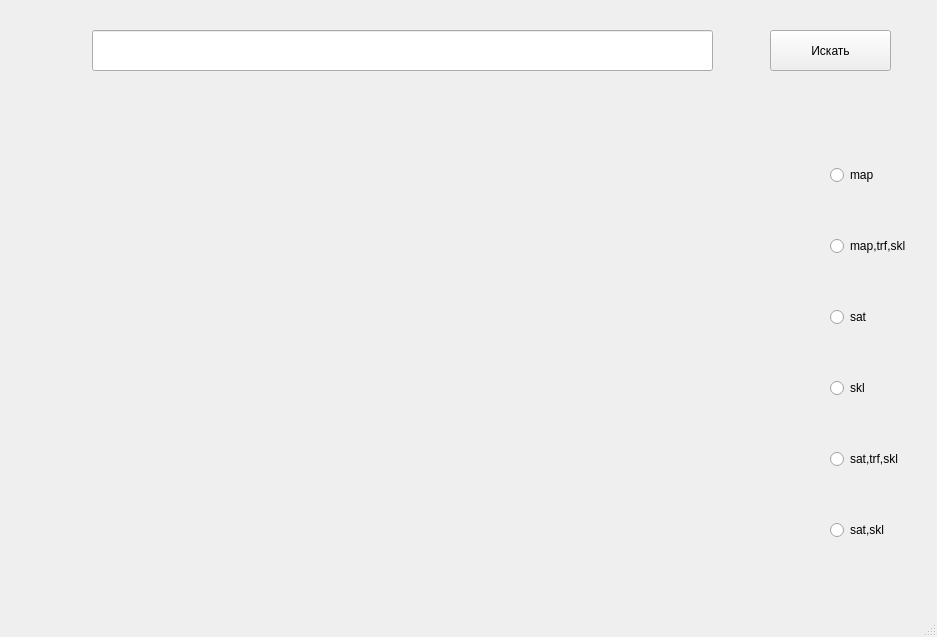
This is 1.ui in TimurTimergalin/YandexApiBigTask as Qt 5 draws it before an edit. The edited form follows.
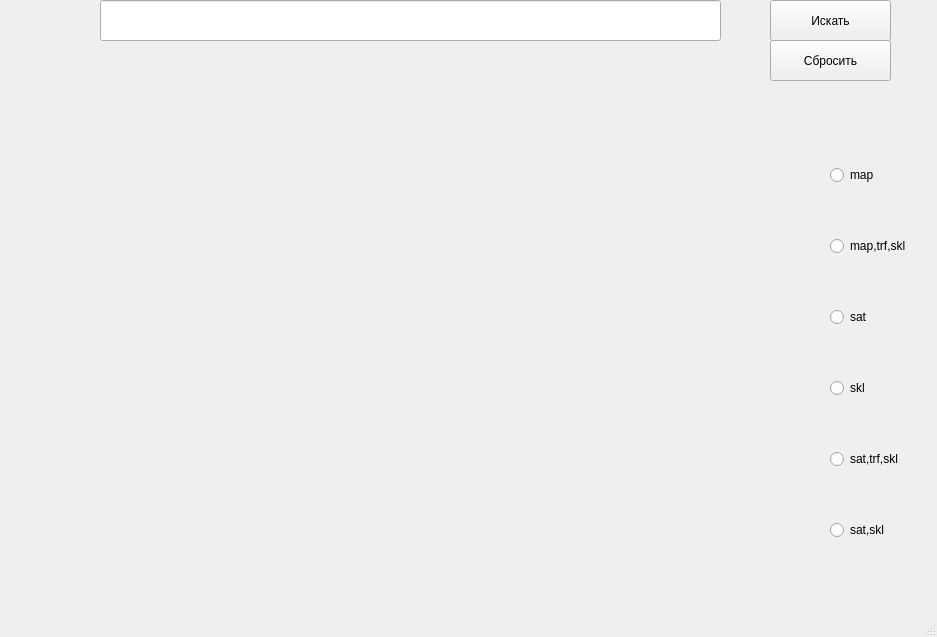
This is the edited form.

What changed in the file:
```diff
--- a/1.ui
+++ b/1.ui
@@ -84,8 +84,8 @@
    <widget class="QLineEdit" name="address_input">
     <property name="geometry">
      <rect>
-      <x>92</x>
-      <y>30</y>
+      <x>100</x>
+      <y>0</y>
       <width>621</width>
       <height>41</height>
      </rect>
@@ -95,7 +95,7 @@
     <property name="geometry">
      <rect>
       <x>770</x>
-      <y>30</y>
+      <y>0</y>
       <width>121</width>
       <height>41</height>
      </rect>
@@ -104,6 +104,19 @@
      <string>Искать</string>
     </property>
    </widget>
+   <widget class="QPushButton" name="clear_button">
+    <property name="geometry">
+     <rect>
+      <x>770</x>
+      <y>40</y>
+      <width>121</width>
+      <height>41</height>
+     </rect>
+    </property>
+    <property name="text">
+     <string>Сбросить</string>
+    </property>
+   </widget>
   </widget>
   <widget class="QStatusBar" name="statusbar"/>
  </widget>
```
